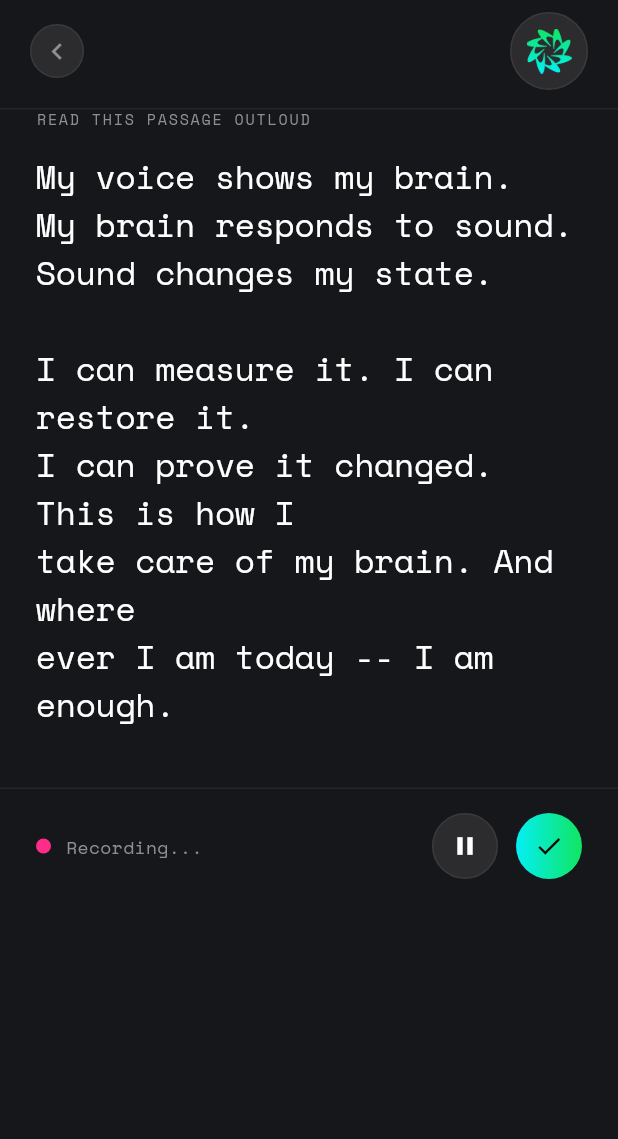
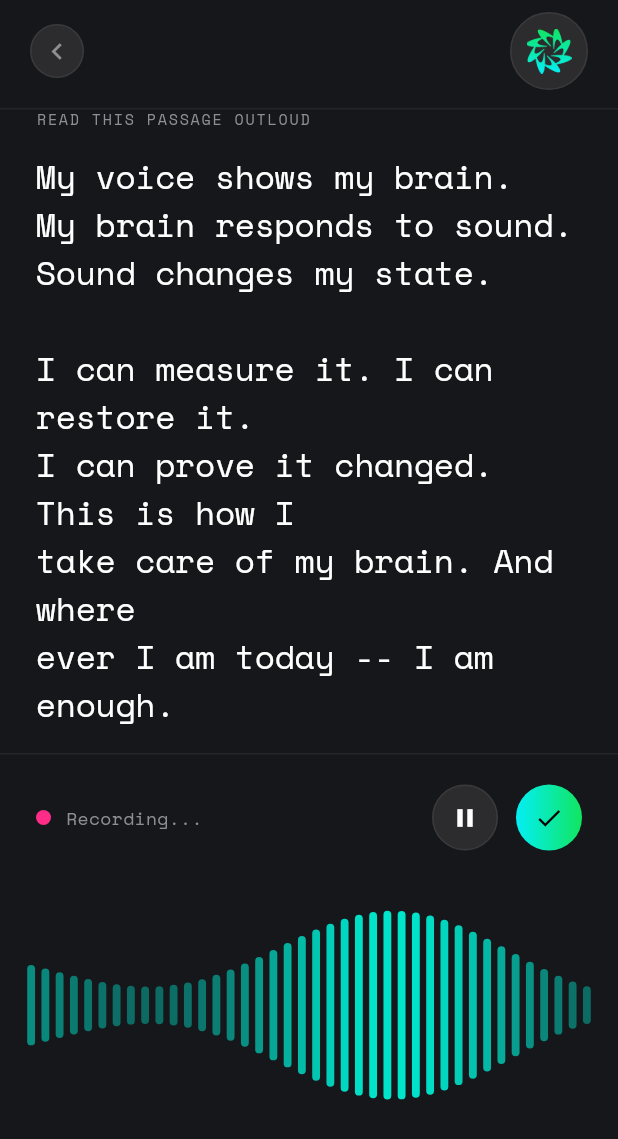
Before and after one commit to kjgetcarnera/vibes-flutter-app, a Flutter app: the ReadPassageScreen screen opened directly with empty values, on a phone screen of 412 x 824 dp. Shown: the top 1139 px of the screen. Run offline on Flutter 3.47's test engine with Material 3 defaults, Android fonts, the phone set to English and light mode, and no system bars; our stand-ins replace audioplayers, flutter_svg, google_fonts, permission_handler; missing offline and left inert: record; project files that could hold a hidden picture were left out.

Commit message:
ReadPassageScreen - recording animation related changes are done

```diff
--- a/vibes_app/lib/features/onboarding/screens/read_passage_screen.dart
+++ b/vibes_app/lib/features/onboarding/screens/read_passage_screen.dart
@@ -1,6 +1,7 @@
 // ignore_for_file: avoid_print
 
 import 'dart:io';
+import 'dart:math' as math;
 import 'package:flutter/material.dart';
 import 'package:flutter/services.dart';
 import 'package:permission_handler/permission_handler.dart';
@@ -31,10 +32,11 @@ class ReadPassageScreen extends StatefulWidget {
 }
 
 class _ReadPassageScreenState extends State<ReadPassageScreen>
-    with SingleTickerProviderStateMixin {
+    with TickerProviderStateMixin {
   late AnimationController _fadeController;
   late Animation<double> _fadeAnimation;
   late Animation<Offset> _slideAnimation;
+  late AnimationController _waveController;
 
   final AudioRecorder _recorder = AudioRecorder();
   bool _isRecording = false;
@@ -57,12 +59,18 @@ class _ReadPassageScreenState extends State<ReadPassageScreen>
       end: Offset.zero,
     ).animate(CurvedAnimation(parent: _fadeController, curve: Curves.easeOut));
 
+    _waveController = AnimationController(
+      vsync: this,
+      duration: const Duration(milliseconds: 3000),
+    )..repeat();
+
     _startRecording();
   }
 
   @override
   void dispose() {
     _fadeController.dispose();
+    _waveController.dispose();
     _recorder.dispose();
     super.dispose();
   }
@@ -143,8 +151,10 @@ class _ReadPassageScreenState extends State<ReadPassageScreen>
     );
 
     final mq = MediaQuery.of(context);
+    final screenH = mq.size.height;
     final topPad = mq.padding.top;
     final bottomPad = mq.padding.bottom;
+    final bottomBarH = screenH * 0.30;
 
     return Scaffold(
       backgroundColor: AppColors.background,
@@ -162,7 +172,7 @@ class _ReadPassageScreenState extends State<ReadPassageScreen>
                   top: topPad + 72,
                   left: 24,
                   right: 24,
-                  bottom: bottomPad + 120,
+                  bottom: bottomBarH + 16,
                 ),
                 child: Column(
                   crossAxisAlignment: CrossAxisAlignment.start,
@@ -234,14 +244,20 @@ class _ReadPassageScreenState extends State<ReadPassageScreen>
             bottom: 0,
             left: 0,
             right: 0,
+            height: bottomBarH,
             child: Container(
-              padding: EdgeInsets.fromLTRB(24, 16, 24, bottomPad + 20),
               decoration: BoxDecoration(
                 color: AppColors.background,
                 border: Border(
                   top: BorderSide(color: Colors.white.withAlpha(15), width: 1),
                 ),
               ),
+              child: Column(
+                mainAxisSize: MainAxisSize.max,
+                children: [
+                  // ── Controls row ──
+                  Padding(
+                    padding: EdgeInsets.fromLTRB(24, 20, 24, 8),
                     child: _isSubmitting
                         ? const Center(
                             child: SizedBox(
@@ -255,7 +271,6 @@ class _ReadPassageScreenState extends State<ReadPassageScreen>
                           )
                         : Row(
                             children: [
-                        // Recording indicator dot
                               AnimatedContainer(
                                 duration: const Duration(milliseconds: 400),
                                 width: 10,
@@ -276,7 +291,6 @@ class _ReadPassageScreenState extends State<ReadPassageScreen>
                                   style: AppTextStyles.bodyMono,
                                 ),
                               ),
-                        // Pause / Resume
                               GestureDetector(
                                 onTap: _isRecording ? _togglePause : null,
                                 child: Container(
@@ -300,7 +314,6 @@ class _ReadPassageScreenState extends State<ReadPassageScreen>
                                   ),
                                 ),
                               ),
-                        // Submit / Done
                               GestureDetector(
                                 onTap: _isRecording ? _stopAndSubmit : null,
                                 child: Container(
@@ -311,7 +324,9 @@ class _ReadPassageScreenState extends State<ReadPassageScreen>
                                     gradient: _isRecording
                                         ? AppColors.accentGradient
                                         : null,
-                              color: _isRecording ? null : AppColors.knobCenter,
+                                    color: _isRecording
+                                        ? null
+                                        : AppColors.knobCenter,
                                   ),
                                   child: Icon(
                                     Icons.check,
@@ -325,9 +340,85 @@ class _ReadPassageScreenState extends State<ReadPassageScreen>
                             ],
                           ),
                   ),
+                  // ── Voice wave animation ──
+                  Expanded(
+                    child: Padding(
+                      padding: EdgeInsets.fromLTRB(16, 16, 16, bottomPad),
+                      child: AnimatedBuilder(
+                        animation: _waveController,
+                        builder: (_, __) => CustomPaint(
+                          painter: _VoiceWavePainter(
+                            progress: _waveController.value,
+                            active: _isRecording && !_isPaused,
+                          ),
+                          child: const SizedBox.expand(),
+                        ),
+                      ),
+                    ),
+                  ),
+                ],
+              ),
+            ),
           ),
         ],
       ),
     );
   }
 }
+
+class _VoiceWavePainter extends CustomPainter {
+  _VoiceWavePainter({required this.progress, required this.active});
+
+  final double progress;
+  final bool active;
+
+  static const int _barCount = 40;
+
+  @override
+  void paint(Canvas canvas, Size size) {
+    // Bar width and gap are derived from canvas width so they fill edge-to-edge
+    const double barFraction = 0.55; // bar takes 55% of each slot
+    final slotW = size.width / _barCount;
+    final barW = slotW * barFraction;
+
+    final centerY = size.height / 2;
+    final maxH = size.height * 0.80;
+    final minH = size.height * 0.06;
+
+    final paint = Paint()..style = PaintingStyle.fill;
+
+    for (int i = 0; i < _barCount; i++) {
+      final phase = (i / _barCount) * math.pi * 2;
+      double barH;
+      if (active) {
+        // Primary wave + secondary harmonic for organic feel
+        final wave = math.sin(progress * math.pi * 2 + phase);
+        final wave2 = math.sin(progress * math.pi * 4 + phase * 1.5) * 0.4;
+        barH =
+            minH + (maxH - minH) * ((wave + wave2 + 1.4) / 2.8).clamp(0.0, 1.0);
+      } else {
+        barH = minH;
+      }
+
+      // Gradient colour: cyan at peaks, mint at troughs
+      final t = ((barH - minH) / (maxH - minH)).clamp(0.0, 1.0);
+      final color = Color.lerp(
+        const Color(0xFF00E5CC).withAlpha(80),
+        const Color(0xFF00E5CC),
+        t,
+      )!;
+      paint.color = color;
+
+      final x = i * slotW + (slotW - barW) / 2;
+      final rect = RRect.fromRectAndRadius(
+        Rect.fromLTWH(x, centerY - barH / 2, barW, barH),
+        const Radius.circular(6),
+      );
+      canvas.drawRRect(rect, paint);
+    }
+  }
+
+  @override
+  bool shouldRepaint(_VoiceWavePainter old) =>
+      old.progress != progress || old.active != active;
+}
```
Lines whose indentation alone changed are shown as unchanged.
